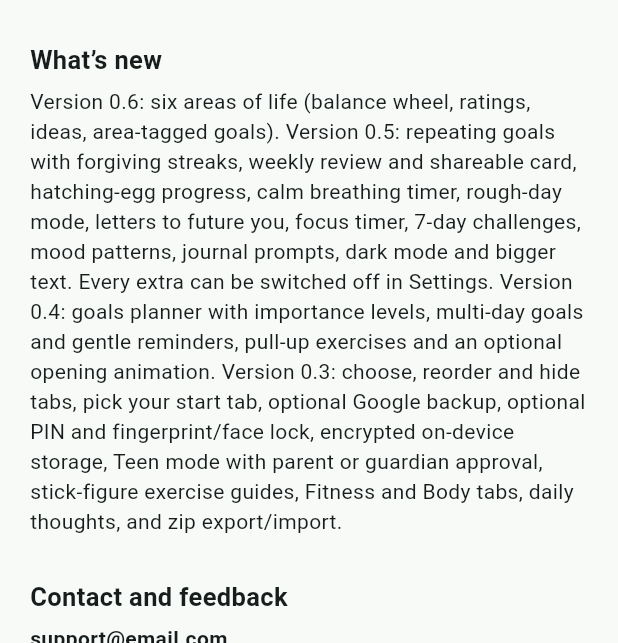
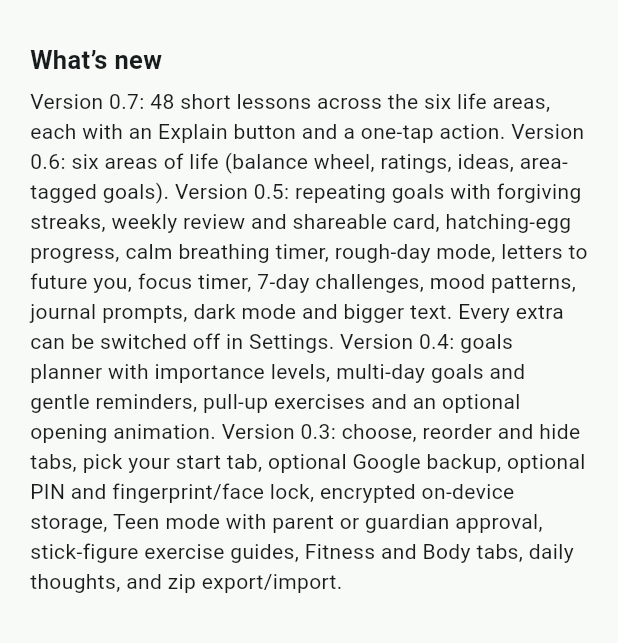
Before and after one commit to jbecher728/Successful-life, a Flutter app: the AboutPage widget shown alone on an empty page, opened directly, scrolled down 576 dp, on a phone screen of 412 x 824 dp, the part 593-1236 px from its top. Run offline on Flutter 3.47's test engine with Material 3 defaults, Android fonts, the phone set to English and light mode, and no system bars; our stand-ins replace cross_file, file_picker, flutter_local_notifications, flutter_secure_storage, flutter_timezone, local_auth and 4 more; missing offline and left inert: cryptography, dart:js_interop; accounts and stored records are empty.

Commit message:
Short lessons for each of the six life areas with Explain, rating trends
Co-Authored-By: Claude Sonnet 5.5 <noreply@anthropic.com>
Claude-Session: https://claude.ai/code/session_014i4nPucK1iWPcjgRENtCoJ

```diff
--- a/lib/about.dart
+++ b/lib/about.dart
@@ -2,7 +2,7 @@ import 'package:flutter/material.dart';
 import 'package:share_plus/share_plus.dart';
 
 const _teal = Color(0xFF21877C);
-const appVersion = '0.6 (test build)';
+const appVersion = '0.7 (test build)';
 
 /// Add a feedback email address here when one is set up. It is shown on the About page.
 const contactEmail = 'support@email.com';
@@ -43,7 +43,7 @@ class AboutPage extends StatelessWidget {
       _h('For parents and guardians'),
       _p('Teens aged 13 to 17 can use Shell with a parent or guardian’s knowledge and approval. In Teen mode the app does not track weight or BMI, hides advanced workouts and the Deep Core Foundation exercises, and leaves out romantic prompts. The app has no accounts, no ads and no tracking, and nothing leaves the phone unless your teen chooses to share it. The journal is your teen’s private space, so we suggest talking openly about how they use it. The app is not for children under 13.'),
       _h('What’s new'),
-      _p('Version 0.6: six areas of life (balance wheel, ratings, ideas, area-tagged goals). Version 0.5: repeating goals with forgiving streaks, weekly review and shareable card, hatching-egg progress, calm breathing timer, rough-day mode, letters to future you, focus timer, 7-day challenges, mood patterns, journal prompts, dark mode and bigger text. Every extra can be switched off in Settings. Version 0.4: goals planner with importance levels, multi-day goals and gentle reminders, pull-up exercises and an optional opening animation. Version 0.3: choose, reorder and hide tabs, pick your start tab, optional Google backup, optional PIN and fingerprint/face lock, encrypted on-device storage, Teen mode with parent or guardian approval, stick-figure exercise guides, Fitness and Body tabs, daily thoughts, and zip export/import.'),
+      _p('Version 0.7: 48 short lessons across the six life areas, each with an Explain button and a one-tap action. Version 0.6: six areas of life (balance wheel, ratings, ideas, area-tagged goals). Version 0.5: repeating goals with forgiving streaks, weekly review and shareable card, hatching-egg progress, calm breathing timer, rough-day mode, letters to future you, focus timer, 7-day challenges, mood patterns, journal prompts, dark mode and bigger text. Every extra can be switched off in Settings. Version 0.4: goals planner with importance levels, multi-day goals and gentle reminders, pull-up exercises and an optional opening animation. Version 0.3: choose, reorder and hide tabs, pick your start tab, optional Google backup, optional PIN and fingerprint/face lock, encrypted on-device storage, Teen mode with parent or guardian approval, stick-figure exercise guides, Fitness and Body tabs, daily thoughts, and zip export/import.'),
       _h('Contact and feedback'),
       if (contactEmail.isNotEmpty) SelectableText(contactEmail, style: const TextStyle(fontWeight: FontWeight.w600)),
       _p('Ideas and bug reports are welcome. Please do not include private journal text. The button below opens your phone’s share menu so you choose where to send a note.'),
--- a/lib/export.dart
+++ b/lib/export.dart
@@ -98,7 +98,7 @@ Future<void> showExportDialog(BuildContext context, Store p) async {
     final data = <String, dynamic>{};
     if (picked['journal'] == true) {
       final entries = _readEntries(p);
-      data['journal'] = {'start': p.getString('start'), 'entries': entries, 'identity': p.getString('identity'), 'reviews': p.getString('reviews'), 'area_ratings': p.getString('area_ratings'), 'letters': p.getString('letters')};
+      data['journal'] = {'start': p.getString('start'), 'entries': entries, 'identity': p.getString('identity'), 'reviews': p.getString('reviews'), 'area_ratings': p.getString('area_ratings'), 'lessons_done': p.getStringList('lessons_done'), 'letters': p.getString('letters')};
       final keys = entries.keys.toList()..sort();
       final sb = StringBuffer('﻿')..writeln(csvRow(['date', 'program_day', 'priority', 'mood_1_to_5', 'energy_1_to_5', 'action_completed', 'journal']));
       for (final k in keys) {
@@ -210,6 +210,7 @@ Future<void> importFromZip(BuildContext context, Store p) async {
       final j = Map<String, dynamic>.from(sec['journal'] as Map);
       if (j['start'] != null) await p.setString('start', j['start'] as String);
       await p.setString('entries', jsonEncode(j['entries'] ?? {}));
+      if (j['lessons_done'] is List) await p.setStringList('lessons_done', List<String>.from(j['lessons_done'] as List));
       for (final k in ['identity', 'reviews', 'letters', 'area_ratings']) {
         if (j[k] is String) await p.setString(k, j[k] as String);
       }
--- /dev/null
+++ b/lib/lessons_data.dart
@@ -0,0 +1,57 @@
+// GENERATED lesson content. Short lesson + longer 'explain' text.
+class Lesson {
+  final String area, title, short, action, explain;
+  const Lesson(this.area, this.title, this.short, this.action, this.explain);
+  String get id => '$area:$title';
+}
+
+const lessons = <Lesson>[
+  Lesson("physical", "Sleep is the foundation", "Most adults need 7–9 hours. Sleep is when your body repairs and your mind locks in what you learned.", "Pick one fixed wake-up time and keep it for a week.", "A steady wake time anchors your body clock even more than bedtime does. Dim lights and screens an hour before bed, keep the room cool and dark, and limit caffeine after midday. One short night will not hurt, but weeks of short sleep affect mood, focus, appetite and recovery. If you regularly cannot sleep despite good habits, talk with a doctor."),
+  Lesson("physical", "Move a little every day", "Daily movement beats the occasional heroic workout.", "Walk for 15 minutes today.", "Public health guidance suggests about 150 minutes of moderate activity a week plus strength work twice a week, roughly 20 to 30 minutes a day. Start smaller than feels useful: a short walk you actually do beats a plan you skip. Attach it to something you already do, like right after lunch."),
+  Lesson("physical", "Strength protects your future", "Muscle and bone strength keep you independent and injury-free for decades.", "Do one bodyweight workout from the Fitness tab this week.", "Strength training twice a week builds muscle, supports bones, improves balance and helps blood sugar. You do not need a gym: squats, push-ups, rows and planks go far. Use good form, add reps or difficulty slowly over weeks, and rest a day between hard sessions for the same muscles."),
+  Lesson("physical", "Eat simply", "Mostly whole foods, enough protein, plenty of plants, and water.", "Add one vegetable or fruit to your next meal.", "Rules that last are simple: build most meals around vegetables, protein and fiber-rich foods, drink water, and treat sweets and fast food as occasional rather than forbidden. Strict diets often backfire; adding good things works better than banning things. If you have a medical condition or a history of disordered eating, ask a professional before changing how you eat."),
+  Lesson("physical", "Build habits that stick", "Make it tiny, tie it to a cue, and celebrate right away.", "Choose one two-minute habit and attach it to something you do daily.", "Habits form through repetition in a steady context, not willpower. Shrink the habit until it is almost too easy (one push-up, one glass of water), link it to an existing cue (\"after I brush my teeth\"), and notice the small win. Grow it later. If you miss a day, just resume; the one to avoid is missing twice in a row."),
+  Lesson("physical", "Rest and recover", "Rest is part of getting stronger, not a break from it.", "Plan one full rest evening this week.", "Muscles, tendons and your nervous system adapt during recovery, not during the effort. Signs you need more rest: constant fatigue, nagging aches, poor sleep and falling motivation. Sleep, gentle movement and time off hard training help. Rest is mental too, so leave some time unscheduled."),
+  Lesson("physical", "Calm your body under stress", "Slow breathing and movement settle your body fast.", "Do the one-minute Calm timer.", "Stress shows up in the body: tight shoulders, shallow breath, a racing heart. Breathing out longer than you breathe in, such as 4 in and 6 out, activates the body's calming response. Walks, stretching and time outside also ease tension. These help everyday stress; ongoing anxiety deserves professional support."),
+  Lesson("physical", "Prevention beats repair", "Check-ups, dental visits and screenings catch problems early.", "Book one overdue appointment.", "Many conditions are easier to treat when found early. Keep up with routine check-ups, dental care, vaccines and screenings recommended for your age, and know your family history. If cost is a barrier, community clinics and local health departments often offer low-cost options. This is general education, not medical advice."),
+  Lesson("intellectual", "Learn how you learn", "Practicing recall beats re-reading. Testing yourself builds memory.", "After reading something, close it and write what you remember.", "Research on learning shows retrieval practice (recalling from memory) and spaced repetition (reviewing over growing gaps) outperform rereading and highlighting. It feels harder, and that difficulty is what makes it work. Try summarizing from memory, flashcards, or explaining it out loud."),
+  Lesson("intellectual", "Teach it to learn it", "If you can explain it simply, you understand it.", "Explain something from this week to someone, or in three sentences.", "Explaining forces you to find the gaps in your understanding. Imagine teaching a curious ten-year-old: plain words, concrete examples. Wherever you stumble is what to study next. This is often called the Feynman technique."),
+  Lesson("intellectual", "Read a little every day", "Ten pages a day is about a book a month.", "Read ten minutes tonight instead of scrolling.", "Small daily reading adds up. Choose books you actually want to finish, quit the ones you do not, and mix fiction with nonfiction. Jot one takeaway per session. Audiobooks count if you give them your attention."),
+  Lesson("intellectual", "Practice deliberately", "Short, focused work on the hard part beats long, casual repetition.", "Spend 20 focused minutes on one specific weak spot.", "Deliberate practice means a clear goal, full attention, quick feedback and working just beyond your comfort zone. Break a skill into pieces, drill the hardest piece, and get feedback from a teacher, a recording or your results. Twenty minutes of this daily outweighs hours of drifting."),
+  Lesson("intellectual", "Protect your focus", "Deep thinking needs uninterrupted time.", "Put your phone in another room for a 25-minute focus session.", "Constant notifications split your attention, and every switch costs time to refocus. Work in blocks of 25 to 50 minutes on one task, phone out of reach, then take a short break. The focus timer on your goals is built for this."),
+  Lesson("intellectual", "Be curious on purpose", "Questions drive learning, so keep a list of what you wonder about.", "Write down three things you are curious about and look one up.", "Curiosity is a habit. When something makes you wonder, jot it down and research it later. Follow interesting threads, talk to people who know more, and get comfortable saying \"I do not know yet.\""),
+  Lesson("intellectual", "Think clearly", "Check your reasoning: what is the evidence, and what else could explain it?", "Next time you hear a strong claim, ask how you would know if it were wrong.", "Everyone has biases, like favoring information that agrees with us. Slow down on big claims, check the source, look for the strongest opposing view, and notice when emotion is driving a conclusion. Being willing to change your mind is a strength."),
+  Lesson("intellectual", "Make learning a plan", "A small written learning goal beats a vague wish.", "Pick one skill and set a 30-day goal with a weekly step.", "Be specific: not \"learn to code\" but \"build a small page that shows my name.\" Break it into weekly steps, schedule the time and track it. Libraries, free tutorials and community classes make most subjects reachable. Tell someone your goal for accountability."),
+  Lesson("emotional", "Name what you feel", "A precise word for a feeling lowers its intensity.", "Finish this sentence: \"I feel ___ because ___.\"", "Labeling emotions engages the thinking part of your brain and often calms the reaction. Go beyond \"bad\": disappointed, anxious, lonely, overwhelmed, embarrassed. Feelings are information, not orders. You can notice anger without acting on it."),
+  Lesson("emotional", "Pause before reacting", "There is a small gap between trigger and response. Use it.", "Next time you are upset, take three slow breaths before replying.", "A pause gives your calmer thinking time to catch up. Breathe out slowly, drop your shoulders, and delay the text or the argument. \"Let me think about that and get back to you\" is a perfectly good sentence."),
+  Lesson("emotional", "Talk to yourself kindly", "You would not speak to a friend the way you speak to yourself.", "Catch one harsh thought today and reword it as you would to a friend.", "Self-criticism rarely motivates in the long run, while self-compassion supports resilience and trying again. Notice the thought, ask whether it is true and useful, and replace it with something accurate and kind: \"I messed up, and I can fix it.\""),
+  Lesson("emotional", "Handle stress in the moment", "Slow breathing, movement and grounding calm you quickly.", "Do the one-minute Calm timer now.", "Try breathing out longer than in, naming five things you can see, or taking a short walk. Over time, sleep, exercise, time with people and fewer overcommitments lower your baseline stress. If stress feels constant or unmanageable, reach out for support."),
+  Lesson("emotional", "Keep a feelings journal", "A few lines a day reveal your patterns.", "Write three sentences in tonight's journal.", "Writing about what happened and how you felt helps you process it and spot triggers. Do not aim for perfect: note what happened, how you felt and what you needed. Look back over the week in your weekly review."),
+  Lesson("emotional", "Bounce back from setbacks", "Resilience is built by recovering, not by never falling.", "Write one thing you learned from a recent setback.", "Setbacks are normal and temporary. Ask what is in your control, what you can learn and what small next step is possible. Lean on people, keep your routines, and avoid reading one failure as proof about your whole life."),
+  Lesson("emotional", "Set healthy boundaries", "Saying no to some things lets you say yes to what matters.", "Decline or postpone one thing you do not have energy for.", "A boundary is a calm, clear statement of what you will and will not do: \"I cannot take that on right now.\" You do not owe a long excuse. People who respect you will adjust, and protecting your energy helps you care for others sustainably."),
+  Lesson("emotional", "Know when to ask for help", "Reaching out to a friend, counselor or doctor is strength.", "Tell one trusted person how you have really been.", "If low mood, anxiety or worry lasts for weeks or gets in the way of daily life, talk with a doctor or licensed counselor. If you ever feel unsafe or think about hurting yourself, call or text 988 (US), see findahelpline.com for other countries, or contact your local emergency number. Reaching out early helps."),
+  Lesson("social", "Listen to understand", "Most people want to feel heard more than advised.", "In your next conversation, ask one follow-up question before sharing your own story.", "Active listening: put the phone down, make eye contact, ask open questions, reflect back what you heard (\"that sounds frustrating\"), and resist fixing. People remember how heard they felt."),
+  Lesson("social", "Show up consistently", "Relationships grow through small, regular contact.", "Send a friend a quick \"thinking of you.\"", "Friendships rarely end in conflict; they fade from silence. Short, regular touchpoints like a text, a call or a shared walk matter more than rare grand gestures. Put recurring catch-ups on your calendar."),
+  Lesson("social", "Start conversations", "Curious questions beat small talk.", "Ask someone, \"What are you looking forward to?\"", "Open questions that start with what, how or tell me about invite real answers. Use their reply to ask another. Be okay with awkward starts, because most people welcome genuine interest. The Connect tab has question ideas."),
+  Lesson("social", "Be honest and kind", "Say hard things clearly and gently.", "Think of one thing left unsaid and write how you would say it kindly.", "Use \"I\" statements: \"I felt hurt when...\" instead of \"You always...\". Choose a calm moment, describe the behavior, share your feeling and make a request. Honesty with care builds trust."),
+  Lesson("social", "Repair conflict", "Conflict is normal. Repair is what matters.", "If tension is lingering, send a short, sincere message to reset.", "A good apology names what you did, acknowledges the impact and says what you will do differently, without a \"but.\" Seek to understand their view first. Not every relationship can be repaired, but a sincere try is worth it."),
+  Lesson("social", "Choose your circle", "You tend to become like the people you spend the most time with.", "List the three people who lift you most and spend time with one this week.", "Invest in people who are supportive, honest and kind, and limit time with those who consistently drain or belittle you. Quality beats quantity: a few close relationships protect well-being more than many shallow ones."),
+  Lesson("social", "Be there for family and partners", "Attention and appreciation keep close relationships healthy.", "Tell someone close one specific thing you appreciate about them.", "Small daily moments of attention build closeness: a real greeting, asking about their day, undivided time. Express appreciation specifically. In romantic relationships, respect, communication and shared time matter; in any relationship, safety and respect are non-negotiable."),
+  Lesson("social", "Build new connections", "New friendships come from repeated, shared time.", "Join or attend one group, class or event this month.", "Friendship usually forms through repeated time together, so join something recurring: a club, class, team, volunteer group or faith or community gathering. Say yes to invitations and follow up with a message. It takes time, so keep showing up."),
+  Lesson("work", "Know where your money goes", "You cannot manage what you cannot see.", "Total last month's income and spending.", "List income, fixed bills and variable spending for one month. A notebook or an app both work. The goal is awareness, not guilt. Spot one leak to fix. This is general education, not financial advice."),
+  Lesson("work", "Pay yourself first", "Save automatically before you spend.", "Set up an automatic transfer to savings, even a small one.", "Saving is easier when it is automatic. Even \$10 to \$25 each payday builds the habit, and you can raise it over time. Treat savings like a bill you always pay."),
+  Lesson("work", "Build a safety cushion", "An emergency fund turns crises into inconveniences.", "Set a first goal, like \$500 or one week of expenses.", "Aim eventually for three to six months of essential expenses in an accessible account, but start with a small first target. It reduces stress and keeps you out of high-interest debt when surprises happen."),
+  Lesson("work", "Handle debt wisely", "High-interest debt costs the most, so tackle it on purpose.", "List each debt with its interest rate and minimum payment.", "Pay minimums on everything, then put extra toward either the highest interest rate (saves the most money) or the smallest balance (quick wins), whichever keeps you going. Avoid new high-interest debt. Nonprofit credit counseling can help if you feel stuck."),
+  Lesson("work", "Understand how money grows", "Time and compounding reward starting early.", "Learn what an index fund or retirement account is where you live.", "Interest earning interest grows money over decades. Employer retirement plans, especially with a match, are worth understanding. Investing involves risk: learn the basics from reputable sources and consider a licensed professional for personal decisions."),
+  Lesson("work", "Grow your career", "Skills, relationships and visibility open doors.", "Spend 30 minutes updating your resume or learning a work skill.", "Know what you want from work, keep a running list of your accomplishments, ask for feedback and learn skills that are in demand. Build a network by helping others. Review your direction every few months."),
+  Lesson("work", "Ask for what you are worth", "Prepare, be specific, and ask.", "Write down your accomplishments and the number you would ask for.", "Research typical pay for your role and location, list your results, practice what you will say, and ask calmly and directly. The worst outcome is usually \"not now,\" and you learn what to work on."),
+  Lesson("work", "Find stability and purpose in work", "Aim for work that fits your values, strengths and life.", "Write what matters most in a job: pay, growth, flexibility, meaning.", "Few jobs are perfect. Clarify your priorities and see how your current work measures up. Small changes, like a new project, a conversation with your manager or a side skill, can help before a big move. Protect time away from work too."),
+  Lesson("spiritual", "Clarify your values", "Values are what matters most to you, and they guide your choices.", "Write your top three values, for example honesty, family, growth.", "Scan a list of values and circle the ones that feel essential, then narrow to three. Ask where your time and money actually go and whether that matches. The gap shows where to adjust."),
+  Lesson("spiritual", "Find your purpose", "Purpose is a direction, not a single answer.", "Finish this sentence: \"I want my life to help ___.\"", "Purpose often comes from combining what you care about, what you are good at and what others need. It can be small, like raising kind kids or improving things at work, and it evolves. Try things and notice what energizes you."),
+  Lesson("spiritual", "Practice stillness", "A few quiet minutes a day clear the mind.", "Sit in silence for five minutes with no phone.", "Stillness can be meditation, prayer, breathing or simply sitting. Notice your thoughts without chasing them and return to your breath or a word. Short, regular practice builds steadiness and perspective. Do what fits your own beliefs."),
+  Lesson("spiritual", "Practice gratitude", "Noticing good things changes what you see.", "Write three specific things you are grateful for tonight.", "Specific beats general: not \"my family\" but \"my sister called when I was down.\" Gratitude supports mood and relationships. Tell the people involved, too."),
+  Lesson("spiritual", "Serve something bigger", "Helping others gives life meaning.", "Do one kind thing for someone who cannot repay you.", "Volunteering, giving, mentoring or simply helping a neighbor connects you to something beyond yourself. Start small and local. Meaning often comes from contribution."),
+  Lesson("spiritual", "Spend time in nature", "Time outdoors puts life in perspective.", "Take a 15-minute walk outside without headphones.", "Nature lowers stress and invites wonder. Notice trees, sky, weather and sounds. Awe, the feeling of something vast, is linked with humility and well-being."),
+  Lesson("spiritual", "Examine your beliefs", "Thoughtful beliefs are held, tested and sometimes revised.", "Write one belief you hold and why you hold it.", "Whether religious, philosophical or secular, ask where your beliefs came from, what supports them and how they shape your actions. Read and listen to thoughtful people who see it differently. Respect other people's paths and stay true to your own."),
+  Lesson("spiritual", "Live by your values", "Integrity means your actions match your words.", "At the end of the day ask: \"Did I act on my values today?\"", "Make one small decision each day with your values in mind and notice when you drift. Forgive slips, repair them and adjust. A life of small aligned choices adds up to a meaningful one."),
+];
--- a/lib/web_notes.dart
+++ b/lib/web_notes.dart
@@ -11,6 +11,7 @@ class UpdateNote {
 
 /// Newest first. Only the latest five are shown.
 const updateNotes = <UpdateNote>[
+  UpdateNote('u0.7', 'Short lessons for each life area', '48 quick lessons (6 areas, 8 each). Each is a couple of sentences plus one small action. Tap Explain for the longer version.'),
   UpdateNote('u0.6', 'Six areas of life', 'New life-balance wheel for Physical, Intellectual, Emotional, Social, Occupational & financial, and Spiritual. Rate each area, tag goals by area, and get ideas and prompts for the one that needs attention.'),
   UpdateNote('u0.5.2', 'Text size options', 'Added Smaller and Small text sizes in Settings > Look and extras, for fitting more on screen.'),
   UpdateNote('u0.5.1', 'Focus timer and gentler days', 'Focus sessions now notify you when time is up (app versions). “Lighten my day” also pushes back multi-day goals.'),
```
Also changed, not shown: lib/areas.dart (+28 -2 lines), lib/lessons.dart (added, +101 -0 lines), 1 other file.
